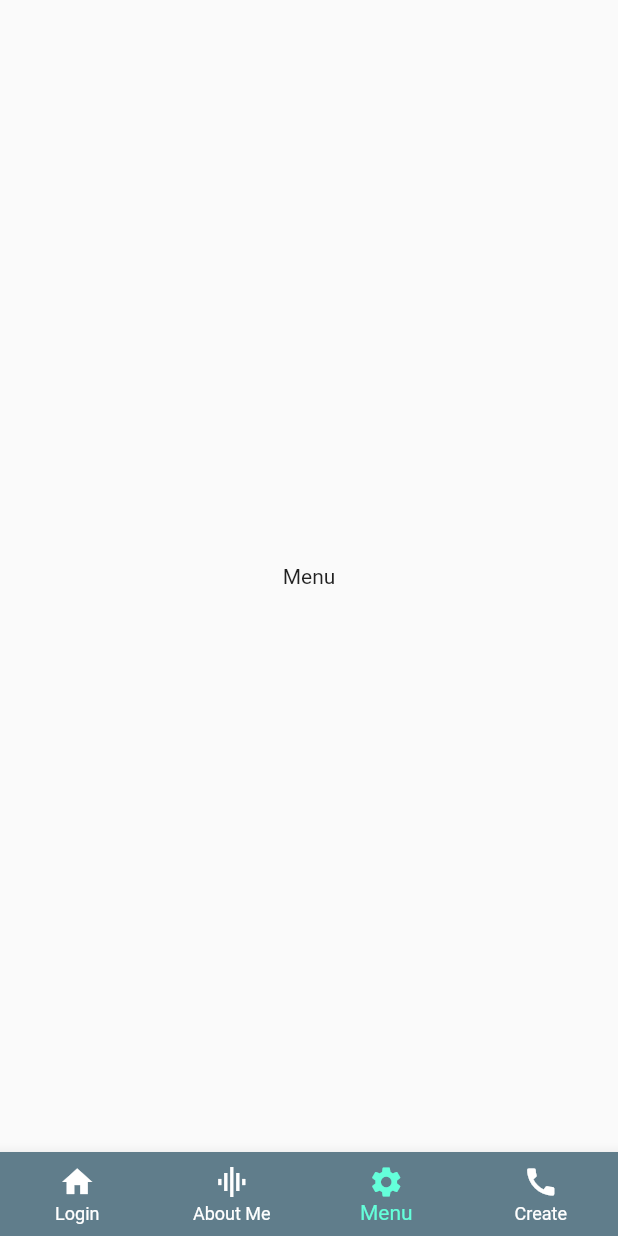
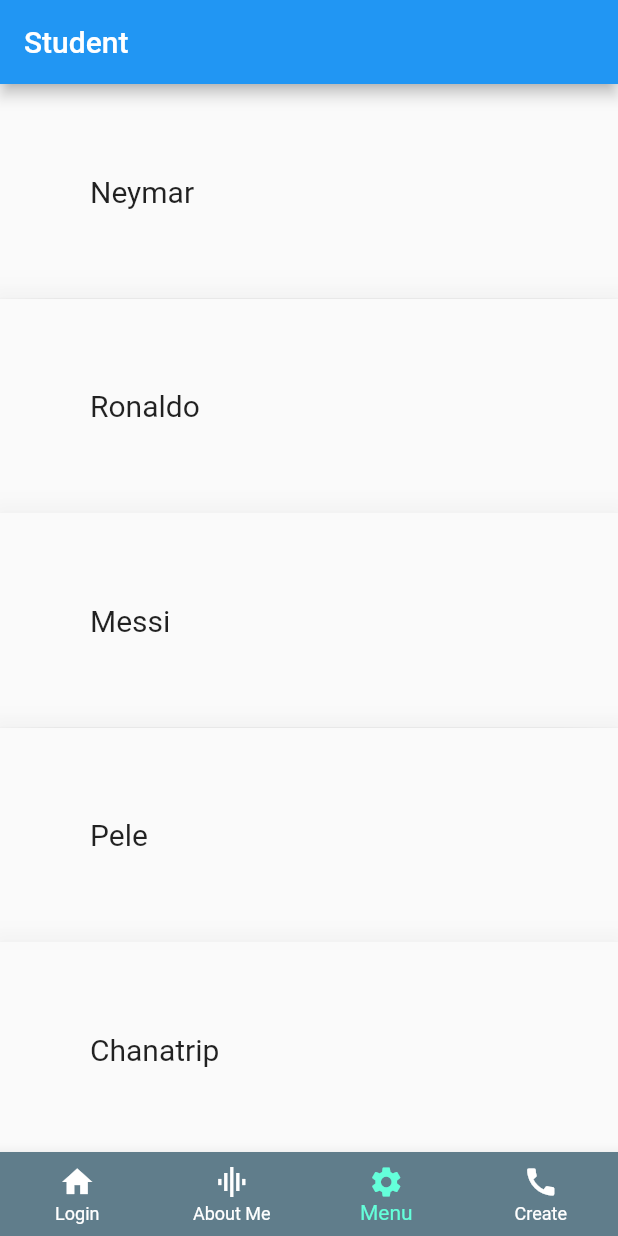
Before and after one commit to birdpakornpong/demo-flutter, a Flutter app: the screen it shows after launch, item 3 of the bottom bar chosen, on a phone screen of 412 x 824 dp. Run offline on Flutter 3.47's test engine with Material 2 defaults, Android fonts, the phone set to English and light mode, and no system bars.

Commit message:
menu list

```diff
--- a/lib/main.dart
+++ b/lib/main.dart
@@ -1,6 +1,7 @@
 import 'package:flutter/material.dart';
 import './screen/login.dart';
 import './screen/about-me.dart';
+import './screen/menu-list.dart';
 
 void main() {
   runApp(const MyApp());
@@ -31,9 +32,7 @@ class _MyHomePageState extends State<MyHomePage> {
   List<Widget> routeList = [
     LoginScreen(),
     AboutMe(),
-    const Center(
-      child: Text("Menu"),
-    ),
+    MenuList(),
     const Center(
       child: Text("Create"),
     )
--- /dev/null
+++ b/lib/screen/menu-list.dart
@@ -0,0 +1,40 @@
+import 'package:flutter/material.dart';
+
+class MenuList extends StatelessWidget {
+  final List<String> myList = [
+    "Neymar",
+    "Ronaldo",
+    "Messi",
+    "Pele",
+    "Chanatrip",
+    "kaka",
+    "sahra"
+  ];
+
+  List<Widget> mapWidgetList() {
+    return myList.map((item) {
+      return Material(
+        elevation: 20,
+        child: Padding(
+          padding: const EdgeInsets.all(60),
+          child: Text(
+            item,
+            style: const TextStyle(fontSize: 20),
+          ),
+        ),
+      );
+    }).toList();
+  }
+
+  @override
+  Widget build(BuildContext context) {
+    return MaterialApp(
+        title: 'Menu List',
+        home: Scaffold(
+          appBar: AppBar(
+            title: const Text('Student'),
+          ),
+          body: ListView(children: mapWidgetList()),
+        ));
+  }
+}
```
